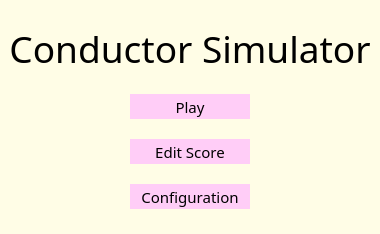
This is widget/menu/main/main.ui in cmh1027/Conductor-Simulator as Qt 5 draws it before an edit. The edited form follows.
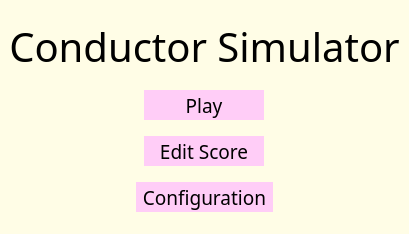
This is the edited form. Icons and pictures are not drawn.

Patch:
```diff
--- a/widget/menu/main/main.ui
+++ b/widget/menu/main/main.ui
@@ -6,7 +6,7 @@
    <rect>
     <x>0</x>
     <y>0</y>
-    <width>305</width>
+    <width>371</width>
     <height>234</height>
    </rect>
   </property>
@@ -38,8 +38,8 @@
       </property>
       <property name="font">
        <font>
-        <family>Freestyle Script</family>
-        <pointsize>28</pointsize>
+        <family>CommercialScript BT</family>
+        <pointsize>30</pointsize>
         <italic>false</italic>
        </font>
       </property>
@@ -70,8 +70,8 @@
       </property>
       <property name="font">
        <font>
-        <family>MD아트체</family>
-        <pointsize>11</pointsize>
+        <family>CommercialScript BT</family>
+        <pointsize>14</pointsize>
        </font>
       </property>
       <property name="styleSheet">
@@ -99,8 +99,8 @@
       </property>
       <property name="font">
        <font>
-        <family>MD아트체</family>
-        <pointsize>11</pointsize>
+        <family>CommercialScript BT</family>
+        <pointsize>14</pointsize>
        </font>
       </property>
       <property name="styleSheet">
@@ -128,8 +128,8 @@
       </property>
       <property name="font">
        <font>
-        <family>MD아트체</family>
-        <pointsize>11</pointsize>
+        <family>CommercialScript BT</family>
+        <pointsize>14</pointsize>
        </font>
       </property>
       <property name="styleSheet">
```
